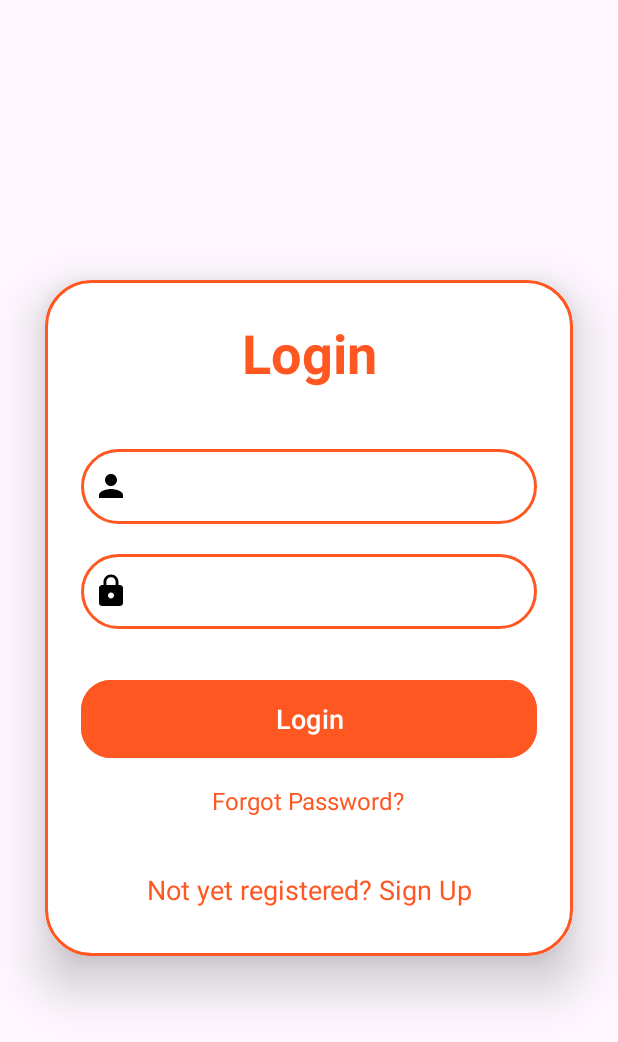
After one commit to Gustavo-mts/cardapio-mobile, an Android app: the LoginActivity screen opened directly, with no data from a screen before it, on a phone screen of 412 x 824 dp. The commit adds this screen. Shown: the top 1042 px of the screen. Run offline under Robolectric (Android 15) with nearby library versions, the phone set to English and light mode, and no system bars; our stand-ins replace Firebase (no records; nobody signed in at launch, a user with empty details on screens opened directly).

Commit message:
autenticação

```diff
--- a/app/build.gradle.kts
+++ b/app/build.gradle.kts
@@ -1,5 +1,6 @@
 plugins {
     alias(libs.plugins.android.application)
+    alias(libs.plugins.google.gms.google.services)
 }
 
 android {
@@ -46,8 +47,10 @@ dependencies {
     implementation(platform("com.google.firebase:firebase-bom:33.2.0"))
     implementation("com.google.firebase:firebase-analytics")
     implementation("com.google.firebase:firebase-database")
+    implementation("com.google.firebase:firebase-auth:21.0.1")
     implementation("com.squareup.picasso:picasso:2.8")
     implementation("com.squareup.retrofit2:retrofit:2.9.0")
     implementation("com.squareup.retrofit2:converter-gson:2.9.0")
     implementation("com.squareup.okhttp3:okhttp:4.11.0")
+    implementation ("com.google.android.gms:play-services-maps:18.0.0")
 }
--- /dev/null
+++ b/app/src/main/java/com/example/cardpio/LoginActivity.java
@@ -0,0 +1,184 @@
+package com.example.cardpio;
+
+import androidx.activity.result.ActivityResult;
+import androidx.activity.result.ActivityResultCallback;
+import androidx.activity.result.ActivityResultLauncher;
+import androidx.activity.result.contract.ActivityResultContracts;
+import androidx.appcompat.app.AlertDialog;
+import androidx.appcompat.app.AppCompatActivity;
+
+import android.app.Activity;
+import android.graphics.drawable.ColorDrawable;
+import android.os.Bundle;
+import androidx.annotation.NonNull;
+import android.content.Intent;
+import android.text.TextUtils;
+import android.util.Patterns;
+import android.view.View;
+import android.widget.Button;
+import android.widget.EditText;
+import android.widget.TextView;
+import android.widget.Toast;
+
+//import com.developer.gbuttons.GoogleSignInButton;
+//import com.google.android.gms.auth.api.signin.GoogleSignIn;
+import com.google.android.gms.auth.api.signin.GoogleSignInAccount;
+//import com.google.android.gms.auth.api.signin.GoogleSignInClient;
+import com.google.android.gms.auth.api.signin.GoogleSignInOptions;
+import com.google.android.gms.common.api.ApiException;
+import com.google.android.gms.tasks.OnCompleteListener;
+import com.google.android.gms.tasks.OnFailureListener;
+import com.google.android.gms.tasks.OnSuccessListener;
+import com.google.android.gms.tasks.Task;
+import com.google.firebase.auth.AuthResult;
+import com.google.firebase.auth.FirebaseAuth;
+
+
+public class LoginActivity extends AppCompatActivity {
+
+    private EditText loginEmail, loginPassword;
+    private TextView signupRedirectText;
+    private Button loginButton;
+    private FirebaseAuth auth;
+//    TextView forgotPassword;
+//    GoogleSignInButton googleBtn;
+//    GoogleSignInOptions gOptions;
+//    GoogleSignInClient gClient;
+
+
+    @Override
+    protected void onCreate(Bundle savedInstanceState) {
+        super.onCreate(savedInstanceState);
+        setContentView(R.layout.activity_login);
+
+        loginEmail = findViewById(R.id.login_email);
+        loginPassword = findViewById(R.id.login_password);
+        loginButton = findViewById(R.id.login_button);
+        signupRedirectText = findViewById(R.id.signUpRedirectText);
+//        forgotPassword = findViewById(R.id.forgot_password);
+//        googleBtn = findViewById(R.id.googleBtn);
+
+        auth = FirebaseAuth.getInstance();
+
+        loginButton.setOnClickListener(new View.OnClickListener() {
+            @Override
+            public void onClick(View v) {
+
+                String email = loginEmail.getText().toString();
+                String pass = loginPassword.getText().toString();
+
+                if (!email.isEmpty() && Patterns.EMAIL_ADDRESS.matcher(email).matches()) {
+                    if (!pass.isEmpty()) {
+                        auth.signInWithEmailAndPassword(email, pass)
+                                .addOnSuccessListener(new OnSuccessListener<AuthResult>() {
+                                    @Override
+                                    public void onSuccess(AuthResult authResult) {
+                                        Toast.makeText(LoginActivity.this, "Login Successful", Toast.LENGTH_SHORT).show();
+                                        startActivity(new Intent(LoginActivity.this, MainActivity.class));
+                                        finish();
+                                    }
+                                }).addOnFailureListener(new OnFailureListener() {
+                                    @Override
+                                    public void onFailure(@NonNull Exception e) {
+                                        Toast.makeText(LoginActivity.this, "Login Failed", Toast.LENGTH_SHORT).show();
+                                    }
+                                });
+                    } else {
+                        loginPassword.setError("Empty fields are not allowed");
+                    }
+                } else if (email.isEmpty()) {
+                    loginEmail.setError("Empty fields are not allowed");
+                } else {
+                    loginEmail.setError("Please enter correct email");
+                }
+            }
+        });
+
+        signupRedirectText.setOnClickListener(new View.OnClickListener() {
+            @Override
+            public void onClick(View v) {
+                startActivity(new Intent(LoginActivity.this, SignUpActivity.class));
+            }
+        });
+
+//        forgotPassword.setOnClickListener(new View.OnClickListener() {
+//            @Override
+//            public void onClick(View view) {
+//                AlertDialog.Builder builder = new AlertDialog.Builder(LoginActivity.this);
+//                View dialogView = getLayoutInflater().inflate(R.layout.dialog_forgot, null);
+//                EditText emailBox = dialogView.findViewById(R.id.emailBox);
+//
+//                builder.setView(dialogView);
+//                AlertDialog dialog = builder.create();
+//
+//                dialogView.findViewById(R.id.btnReset).setOnClickListener(new View.OnClickListener() {
+//                    @Override
+//                    public void onClick(View view) {
+//                        String userEmail = emailBox.getText().toString();
+//
+//                        if (TextUtils.isEmpty(userEmail) && !Patterns.EMAIL_ADDRESS.matcher(userEmail).matches()){
+//                            Toast.makeText(LoginActivity.this, "Enter your registered email id", Toast.LENGTH_SHORT).show();
+//                            return;
+//                        }
+//                        auth.sendPasswordResetEmail(userEmail).addOnCompleteListener(new OnCompleteListener<Void>() {
+//                            @Override
+//                            public void onComplete(@NonNull Task<Void> task) {
+//                                if (task.isSuccessful()){
+//                                    Toast.makeText(LoginActivity.this, "Check your email", Toast.LENGTH_SHORT).show();
+//                                    dialog.dismiss();
+//                                } else {
+//                                    Toast.makeText(LoginActivity.this, "Unable to send, failed", Toast.LENGTH_SHORT).show();
+//                                }
+//                            }
+//                        });
+//                    }
+//                });
+//                dialogView.findViewById(R.id.btnCancel).setOnClickListener(new View.OnClickListener() {
+//                    @Override
+//                    public void onClick(View view) {
+//                        dialog.dismiss();
+//                    }
+//                });
+//                if (dialog.getWindow() != null){
+//                    dialog.getWindow().setBackgroundDrawable(new ColorDrawable(0));
+//                }
+//                dialog.show();
+//            }
+//        });
+//        //Inside onCreate
+//        gOptions = new GoogleSignInOptions.Builder(GoogleSignInOptions.DEFAULT_SIGN_IN).requestEmail().build();
+//        gClient = GoogleSignIn.getClient(this, gOptions);
+//
+//        GoogleSignInAccount gAccount = GoogleSignIn.getLastSignedInAccount(this);
+//        if (gAccount != null){
+//            finish();
+//            Intent intent = new Intent(LoginActivity.this, MainActivity.class);
+//            startActivity(intent);
+//        }
+//        ActivityResultLauncher<Intent> activityResultLauncher = registerForActivityResult(new ActivityResultContracts.StartActivityForResult(),
+//                new ActivityResultCallback<ActivityResult>() {
+//                    @Override
+//                    public void onActivityResult(ActivityResult result) {
+//                        if (result.getResultCode() == Activity.RESULT_OK){
+//                            Intent data = result.getData();
+//                            Task<GoogleSignInAccount> task = GoogleSignIn.getSignedInAccountFromIntent(data);
+//                            try {
+//                                task.getResult(ApiException.class);
+//                                finish();
+//                                Intent intent = new Intent(LoginActivity.this, MainActivity.class);
+//                                startActivity(intent);
+//                            } catch (ApiException e){
+//                                Toast.makeText(LoginActivity.this, "Something went wrong", Toast.LENGTH_SHORT).show();
+//                            }
+//                        }
+//                    }
+//                });
+//        googleBtn.setOnClickListener(new View.OnClickListener() {
+//            @Override
+//            public void onClick(View view) {
+//                Intent signInIntent = gClient.getSignInIntent();
+//                activityResultLauncher.launch(signInIntent);
+//            }
+//        });
+    }
+}
--- /dev/null
+++ b/app/src/main/res/drawable/baseline_lock_24.xml
@@ -0,0 +1,5 @@
+<vector xmlns:android="http://schemas.android.com/apk/res/android" android:height="24dp" android:tint="#000000" android:viewportHeight="24" android:viewportWidth="24" android:width="24dp">
+
+    <path android:fillColor="@android:color/white" android:pathData="M18,8h-1L17,6c0,-2.76 -2.24,-5 -5,-5S7,3.24 7,6v2L6,8c-1.1,0 -2,0.9 -2,2v10c0,1.1 0.9,2 2,2h12c1.1,0 2,-0.9 2,-2L20,10c0,-1.1 -0.9,-2 -2,-2zM12,17c-1.1,0 -2,-0.9 -2,-2s0.9,-2 2,-2 2,0.9 2,2 -0.9,2 -2,2zM15.1,8L8.9,8L8.9,6c0,-1.71 1.39,-3.1 3.1,-3.1 1.71,0 3.1,1.39 3.1,3.1v2z"/>
+
+</vector>
--- /dev/null
+++ b/app/src/main/res/drawable/baseline_person_24.xml
@@ -0,0 +1,5 @@
+<vector xmlns:android="http://schemas.android.com/apk/res/android" android:height="24dp" android:tint="#000000" android:viewportHeight="24" android:viewportWidth="24" android:width="24dp">
+
+    <path android:fillColor="@android:color/white" android:pathData="M12,12c2.21,0 4,-1.79 4,-4s-1.79,-4 -4,-4 -4,1.79 -4,4 1.79,4 4,4zM12,14c-2.67,0 -8,1.34 -8,4v2h16v-2c0,-2.66 -5.33,-4 -8,-4z"/>
+
+</vector>
--- /dev/null
+++ b/app/src/main/res/drawable/custom_edittext.xml
@@ -0,0 +1,10 @@
+<?xml version="1.0" encoding="utf-8"?>
+<shape xmlns:android="http://schemas.android.com/apk/res/android"
+    android:shape="rectangle">
+
+    <stroke
+        android:width="2dp"
+        android:color="@color/orange"/>
+    <corners
+        android:radius="30dp"/>
+</shape>
--- /dev/null
+++ b/app/src/main/res/drawable/ic_favorite.xml
@@ -0,0 +1,5 @@
+<vector xmlns:android="http://schemas.android.com/apk/res/android" android:height="24dp" android:tint="#E00000" android:viewportHeight="24" android:viewportWidth="24" android:width="24dp">
+
+    <path android:fillColor="@android:color/white" android:pathData="M19,13h-6v6h-2v-6H5v-2h6V5h2v6h6v2z"/>
+
+</vector>
--- /dev/null
+++ b/app/src/main/res/layout/activity_login.xml
@@ -0,0 +1,98 @@
+<?xml version="1.0" encoding="utf-8"?>
+<LinearLayout
+    xmlns:android="http://schemas.android.com/apk/res/android"
+    xmlns:app="http://schemas.android.com/apk/res-auto"
+    xmlns:tools="http://schemas.android.com/tools"
+    android:layout_width="match_parent"
+    android:layout_height="match_parent"
+    android:orientation="vertical"
+    android:gravity="center"
+    tools:context=".LoginActivity">
+
+    <androidx.cardview.widget.CardView
+        android:layout_width="match_parent"
+        android:layout_height="wrap_content"
+        android:layout_margin="30dp"
+        app:cardCornerRadius="30dp"
+        app:cardElevation="20dp">
+
+        <LinearLayout
+            android:layout_width="match_parent"
+            android:layout_height="wrap_content"
+            android:orientation="vertical"
+            android:layout_gravity="center_horizontal"
+            android:padding="24dp"
+            android:background="@drawable/custom_edittext">
+
+            <TextView
+                android:layout_width="match_parent"
+                android:layout_height="wrap_content"
+                android:text="Login"
+                android:id="@+id/loginText"
+                android:textSize="36sp"
+                android:textAlignment="center"
+                android:textStyle="bold"
+                android:textColor="@color/orange"/>
+
+            <EditText
+                android:layout_width="match_parent"
+                android:layout_height="50dp"
+                android:id="@+id/login_email"
+                android:background="@drawable/custom_edittext"
+                android:layout_marginTop="40dp"
+                android:padding="8dp"
+                android:hint="Email"
+                android:drawableLeft="@drawable/baseline_person_24"
+                android:textColor="@color/black"
+                android:drawablePadding="8dp"/>
+
+            <EditText
+                android:layout_width="match_parent"
+                android:layout_height="50dp"
+                android:id="@+id/login_password"
+                android:background="@drawable/custom_edittext"
+                android:layout_marginTop="20dp"
+                android:inputType="textPassword"
+                android:padding="8dp"
+                android:hint="Senha"
+                android:drawableLeft="@drawable/baseline_lock_24"
+                android:textColor="@color/black"
+                android:drawablePadding="8dp"/>
+
+            <Button
+                android:layout_width="match_parent"
+                android:layout_height="60dp"
+                android:text="Login"
+                android:id="@+id/login_button"
+                android:textSize="18sp"
+                android:layout_marginTop="30dp"
+                android:backgroundTint="@color/orange"
+                app:cornerRadius = "20dp"/>
+
+            <TextView
+                android:id="@+id/forgot_password"
+                android:layout_width="wrap_content"
+                android:layout_height="wrap_content"
+                android:layout_gravity="center"
+                android:layout_marginTop="5dp"
+                android:padding="8dp"
+                android:text="Forgot Password?"
+                android:textColor="@color/orange"
+                android:textSize="16sp" />
+
+            <TextView
+                android:id="@+id/signUpRedirectText"
+                android:layout_width="wrap_content"
+                android:layout_height="wrap_content"
+                android:layout_marginTop="20dp"
+                android:padding="8dp"
+                android:layout_gravity="center"
+                android:text="Not yet registered? Sign Up"
+                android:textAlignment="center"
+                android:textColor="@color/orange"
+                android:textSize="18sp" />
+
+        </LinearLayout>
+
+    </androidx.cardview.widget.CardView>
+</LinearLayout>
--- a/app/src/main/res/layout/activity_recipe_details.xml
+++ b/app/src/main/res/layout/activity_recipe_details.xml
@@ -10,7 +10,7 @@
     tools:context=".RecipeDetailsActivity">
 
     <androidx.appcompat.widget.Toolbar
-        app:title="Recipe Details"
+        app:title="Detalhes"
         app:titleTextColor="@color/white"
         android:layout_width="match_parent"
         android:layout_height="?attr/actionBarSize" />
@@ -65,7 +65,7 @@
                 android:layout_width="match_parent"
                 android:layout_height="wrap_content"/>
             <TextView
-                android:text="Similar Recipes"
+                android:text="Receitas similares"
                 android:textStyle="bold"
                 android:textColor="@color/white"
                 android:textSize="18sp"
--- a/gradle/libs.versions.toml
+++ b/gradle/libs.versions.toml
@@ -7,6 +7,8 @@ appcompat = "1.7.0"
 material = "1.12.0"
 activity = "1.9.2"
 constraintlayout = "2.1.4"
+googleGmsGoogleServices = "4.4.2"
+firebaseAuth = "23.0.0"
 
 [libraries]
 junit = { group = "junit", name = "junit", version.ref = "junit" }
@@ -16,6 +18,8 @@ appcompat = { group = "androidx.appcompat", name = "appcompat", version.ref = "a
 material = { group = "com.google.android.material", name = "material", version.ref = "material" }
 activity = { group = "androidx.activity", name = "activity", version.ref = "activity" }
 constraintlayout = { group = "androidx.constraintlayout", name = "constraintlayout", version.ref = "constraintlayout" }
+firebase-auth = { group = "com.google.firebase", name = "firebase-auth", version.ref = "firebaseAuth" }
 
 [plugins]
 android-application = { id = "com.android.application", version.ref = "agp" }
+google-gms-google-services = { id = "com.google.gms.google-services", version.ref = "googleGmsGoogleServices" }
```
Also changed, not shown: app/src/main/AndroidManifest.xml (+8 -0 lines), app/src/main/java/com/example/cardpio/MainActivity.java (+8 -5 lines), app/src/main/java/com/example/cardpio/SignUpActivity.java (added, +74 -0 lines), app/src/main/res/layout/activity_sign_up.xml (added, +85 -0 lines), app/src/main/res/values/strings.xml (+13 -13 lines), 1 other file.
